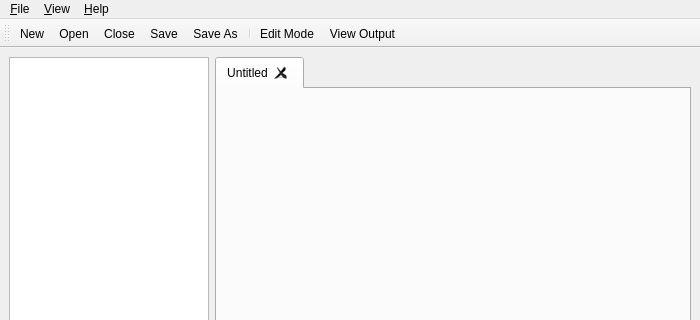
This is src/equipmant.ui in hk0i/equipmant as Qt 5 draws it before an edit; both pictures show x 0 to 700 and y 0 to 320 of the 700 by 545 pixel window. The edited form follows.
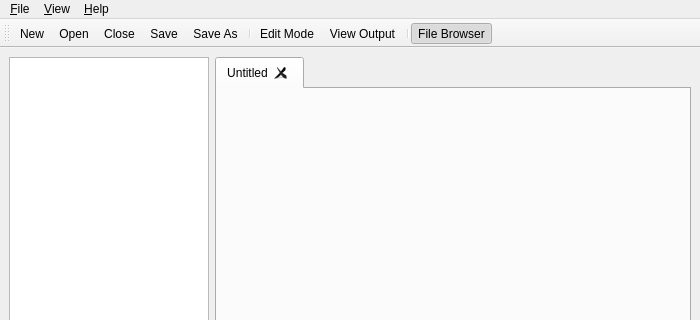
This is the edited form. Icons and pictures are not drawn. Custom widgets are drawn as their Qt base class.

Commit message: Added hide/show button for file browser

The edit to the form file:
```diff
--- a/src/equipmant.ui
+++ b/src/equipmant.ui
@@ -167,6 +167,8 @@
    <addaction name="separator"/>
    <addaction name="mnuViewEdit"/>
    <addaction name="mnuViewOutput"/>
+   <addaction name="separator"/>
+   <addaction name="mnuViewFileBrowser"/>
   </widget>
   <action name="mnuFileNew">
    <property name="icon">
@@ -311,6 +313,20 @@
     <string>&amp;View Output</string>
    </property>
   </action>
+  <action name="mnuViewFileBrowser">
+   <property name="checkable">
+    <bool>true</bool>
+   </property>
+   <property name="checked">
+    <bool>true</bool>
+   </property>
+   <property name="text">
+    <string>File &amp;Browser</string>
+   </property>
+   <property name="shortcut">
+    <string>Ctrl+B</string>
+   </property>
+  </action>
  </widget>
  <customwidgets>
   <customwidget>
```
Left out of the diff: 1 changed line with no effect on the pictures. The commit also changes 2 other files.
